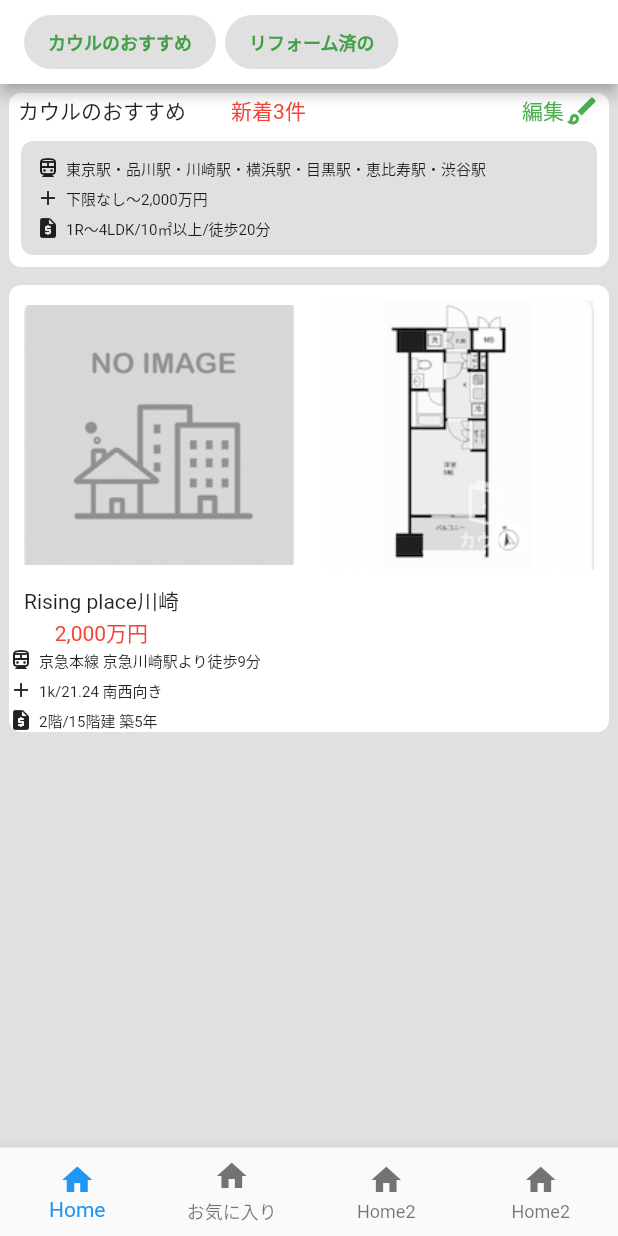
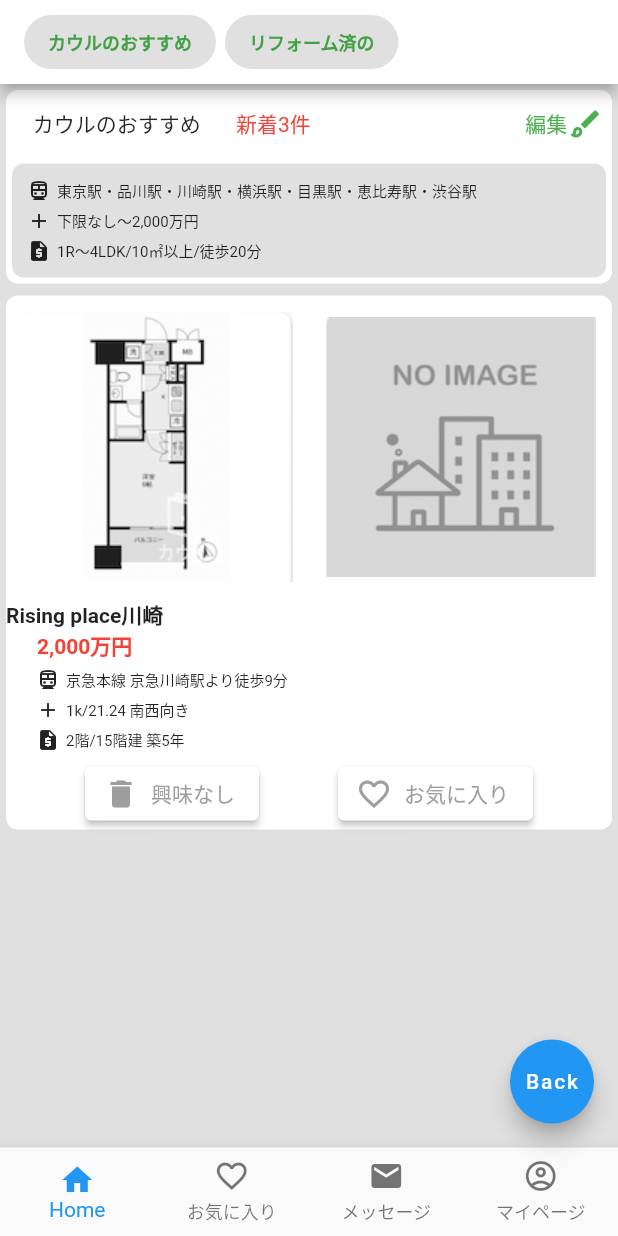
Before and after one commit to gitknkn/flutter_tutorial, a Flutter app: the screen it shows after launch, after a tap on "Sumo", on a phone screen of 412 x 824 dp. Run offline on Flutter 3.47's test engine with Material 2 defaults, Android fonts, the phone set to English and light mode, and no system bars.

Commit message:
一旦コミット3

```diff
--- a/lib/main.dart
+++ b/lib/main.dart
@@ -8,7 +8,7 @@ class MyApp extends StatelessWidget {
   @override
   Widget build(BuildContext context) {
     return MaterialApp(
-      home: mainScreen(),
+      home: MainScreen(),
       routes: <String, WidgetBuilder>{
         '/practice1/youtube_screen': (BuildContext context) => YoutubeScreen(),
         '/practice2/sumo-screen': (BuildContext context) => SumoScreen(),
@@ -17,7 +17,7 @@ class MyApp extends StatelessWidget {
   }
 }
 
-class mainScreen extends StatelessWidget {
+class MainScreen extends StatelessWidget {
   @override
   Widget build(BuildContext context) {
     return MaterialApp(
--- a/lib/practice2/sumo-screen.dart
+++ b/lib/practice2/sumo-screen.dart
@@ -1,5 +1,3 @@
-import 'dart:ffi';
-
 import 'package:flutter/material.dart';
 
 class SumoScreen extends StatelessWidget {
@@ -11,7 +9,7 @@ class SumoScreen extends StatelessWidget {
         appBar: _createAppBar(context),
         body: _createBody(context),
         bottomNavigationBar: _createBottomNavigationBar(context),
-        // floatingActionButton: _createFloatingActionButton(context),
+        floatingActionButton: _createFloatingActionButton(context),
       ),
     );
   }
@@ -65,53 +63,11 @@ class SumoScreen extends StatelessWidget {
     );
   }
 
-  Widget _createBody(context) {
-    Widget _createConditions(IconData icon, String text) {
-      return Row(
-        children: [
-          Icon(
-            icon,
-            size: 16,
-          ),
-          SizedBox(width: 4),
-          Text(
-            text,
-            style: TextStyle(fontSize: 10),
-          ),
-        ],
-      );
-    }
-
-    Widget _mainImage(String image1, String image2) {
-      final size = MediaQuery.of(context).size;
-      final _halfWidth = (size.width - 12) / 2;
-      return Row(
-        children: [
-          Image.asset(image1, width: _halfWidth),
-          Image.asset(image2, width: _halfWidth),
-        ],
-      );
-    }
-
-    Widget _mainText(String mainText, String subTitle) {
-      return Container(
-        margin: EdgeInsets.only(left: 10),
-        child: Column(
-          children: [
-            Text(mainText),
-            Text(
-              subTitle,
-              style: TextStyle(color: Colors.red),
-            ),
-          ],
-        ),
-      );
-    }
-
+  Widget _createBody(BuildContext context) {
     return Column(
       children: [
         Container(
-          margin: EdgeInsets.all(6),
+          margin: EdgeInsets.all(4),
           decoration: BoxDecoration(
             borderRadius: BorderRadius.circular(8),
             color: Colors.white,
@@ -121,11 +77,15 @@ class SumoScreen extends StatelessWidget {
               Row(
                 mainAxisAlignment: MainAxisAlignment.spaceAround,
                 children: [
-                  Text('カウルのおすすめ'),
-                  SizedBox(width: 6),
-                  Text(
-                    '新着3件',
-                    style: TextStyle(color: Colors.red),
+                  Container(
+                    margin: EdgeInsets.all(12),
+                    child: Text('カウルのおすすめ'),
+                  ),
+                  Container(
+                    child: Text(
+                      '新着3件',
+                      style: TextStyle(color: Colors.red),
+                    ),
                   ),
                   SizedBox(width: 120),
                   Row(
@@ -140,7 +100,7 @@ class SumoScreen extends StatelessWidget {
                 ],
               ),
               Container(
-                margin: EdgeInsets.all(8),
+                margin: EdgeInsets.all(4),
                 decoration: BoxDecoration(
                   borderRadius: BorderRadius.circular(8),
                   color: Colors.grey.shade300,
@@ -151,12 +111,12 @@ class SumoScreen extends StatelessWidget {
                       margin: EdgeInsets.all(10),
                       child: Column(
                         children: [
-                          _createConditions(Icons.directions_transit_outlined,
+                          _showConditions(Icons.directions_transit_outlined,
                               '東京駅・品川駅・川崎駅・横浜駅・目黒駅・恵比寿駅・渋谷駅'),
                           SizedBox(height: 4),
-                          _createConditions(Icons.add, '下限なし〜2,000万円'),
+                          _showConditions(Icons.add, '下限なし〜2,000万円'),
                           SizedBox(height: 4),
-                          _createConditions(Icons.request_quote_rounded,
+                          _showConditions(Icons.request_quote_rounded,
                               '1R〜4LDK/10㎡以上/徒歩20分'),
                         ],
                       ),
@@ -168,7 +128,7 @@ class SumoScreen extends StatelessWidget {
           ),
         ),
         Container(
-          margin: EdgeInsets.all(6),
+          margin: EdgeInsets.all(4),
           decoration: BoxDecoration(
             borderRadius: BorderRadius.circular(8),
             color: Colors.white,
@@ -176,14 +136,17 @@ class SumoScreen extends StatelessWidget {
           child: Column(
             crossAxisAlignment: CrossAxisAlignment.start,
             children: [
-              _mainImage('images/sumo2.png', 'images/sumo1.png'),
-              _mainText('Rising place川崎', '2,000万円'),
-              _createConditions(
+              _showMainImage('images/sumo1.png', 'images/sumo2.png'),
+              _showMainText('Rising place川崎', '2,000万円'),
+              _showSubText(
                   Icons.directions_transit_outlined, '京急本線 京急川崎駅より徒歩9分'),
               SizedBox(height: 4),
-              _createConditions(Icons.add, '1k/21.24 南西向き'),
+              _showSubText(Icons.add, '1k/21.24 南西向き'),
               SizedBox(height: 4),
-              _createConditions(Icons.request_quote_rounded, '2階/15階建 築5年'),
+              _showSubText(Icons.request_quote_rounded, '2階/15階建 築5年'),
+              SizedBox(height: 4),
+              _choiceActionButton(
+                  '興味なし', Icons.delete, 'お気に入り', Icons.favorite_border),
             ],
           ),
         ),
@@ -200,18 +163,160 @@ class SumoScreen extends StatelessWidget {
           title: Text('Home'),
         ),
         BottomNavigationBarItem(
-          icon: Icon(Icons.home),
+          icon: Icon(Icons.favorite_border),
           title: Text('お気に入り'),
         ),
         BottomNavigationBarItem(
-          icon: Icon(Icons.home),
-          title: Text('Home2'),
+          icon: Icon(Icons.markunread),
+          title: Text('メッセージ'),
         ),
         BottomNavigationBarItem(
-          icon: Icon(Icons.home),
-          title: Text('Home2'),
+          icon: Icon(Icons.account_circle_outlined),
+          title: Text('マイページ'),
         ),
       ],
     );
   }
+
+  Widget _showConditions(IconData icon, String text) {
+    return Row(
+      children: [
+        Icon(icon, size: 16),
+        SizedBox(width: 4),
+        Text(text, style: TextStyle(fontSize: 10))
+      ],
+    );
+  }
+
+  Widget _createFloatingActionButton(context) {
+    return FloatingActionButton(
+      onPressed: () {
+        Navigator.pop(context);
+      },
+      child: Text('Back'),
+    );
+  }
+
+  Widget _showMainImage(String image1, String image2) {
+    return Row(
+      children: [
+        Expanded(
+          child: AspectRatio(
+            aspectRatio: 1 / 1,
+            child: Image.asset(image1),
+          ),
+        ),
+        Expanded(
+          child: AspectRatio(
+            aspectRatio: 1 / 1,
+            child: Image.asset(image2),
+          ),
+        ),
+      ],
+    );
+  }
+
+  Widget _showMainText(String mainText, String subTitle) {
+    return Container(
+      alignment: Alignment.centerLeft,
+      child: Column(
+        children: [
+          Text(
+            mainText,
+            style: TextStyle(fontWeight: FontWeight.bold),
+          ),
+          Text(
+            subTitle,
+            style: TextStyle(color: Colors.red, fontWeight: FontWeight.bold),
+          ),
+          SizedBox(height: 4),
+        ],
+      ),
+    );
+  }
+
+  Widget _showSubText(IconData icon, String text) {
+    return Container(
+      margin: EdgeInsets.only(left: 20),
+      child: Row(
+        children: [
+          Icon(
+            icon,
+            size: 16,
+          ),
+          SizedBox(width: 4),
+          Text(
+            text,
+            style: TextStyle(fontSize: 10),
+          ),
+        ],
+      ),
+    );
+  }
+
+  Widget _choiceActionButton(
+      String text1, IconData icon1, String text2, IconData icon2) {
+    return Row(
+      mainAxisAlignment: MainAxisAlignment.spaceEvenly,
+      children: [
+        ElevatedButton.icon(
+          icon: Icon(
+            icon1,
+            color: Colors.grey,
+          ),
+          label: Text(text1),
+          style: ElevatedButton.styleFrom(
+            primary: Colors.white,
+            onPrimary: Colors.grey,
+          ),
+          onPressed: () {},
+        ),
+        ElevatedButton.icon(
+          icon: Icon(
+            icon2,
+            color: Colors.grey,
+          ),
+          label: Text(text2),
+          style: ElevatedButton.styleFrom(
+            primary: Colors.white,
+            onPrimary: Colors.grey,
+          ),
+          onPressed: () {},
+        ),
+      ],
+    );
+  }
+
+  List<HouseData> _houseDataList() {
+    return [
+      HouseData(
+        'images/sumo1.png',
+        'images/sumo2.png',
+        'Rising place川崎',
+        '2,000万円',
+      ),
+      HouseData(
+        'images/sumo1.png',
+        'images/sumo2.png',
+        'Rising place川崎',
+        '2,000万円',
+      ),
+      HouseData(
+        'images/sumo1.png',
+        'images/sumo2.png',
+        'Rising place川崎',
+        '2,000万円',
+      ),
+    ];
+  }
 }
+
+// ダミー情報
+class HouseData {
+  final imagePath1;
+  final imagePath2;
+  final houseName;
+  final housePrice;
+
+  HouseData(this.imagePath1, this.imagePath2, this.houseName, this.housePrice);
+}
```
